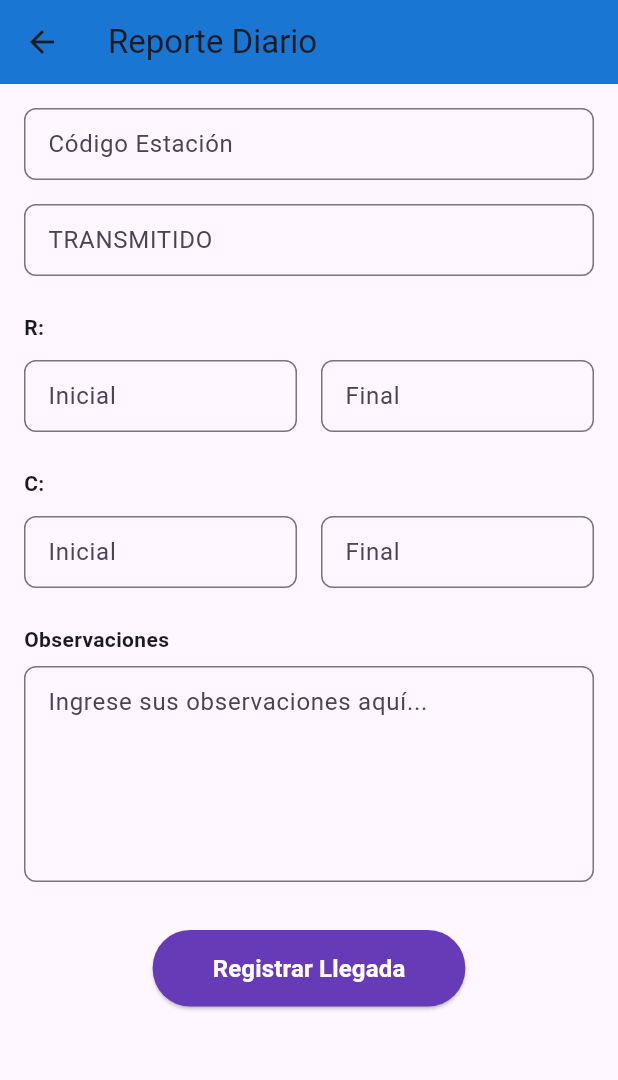
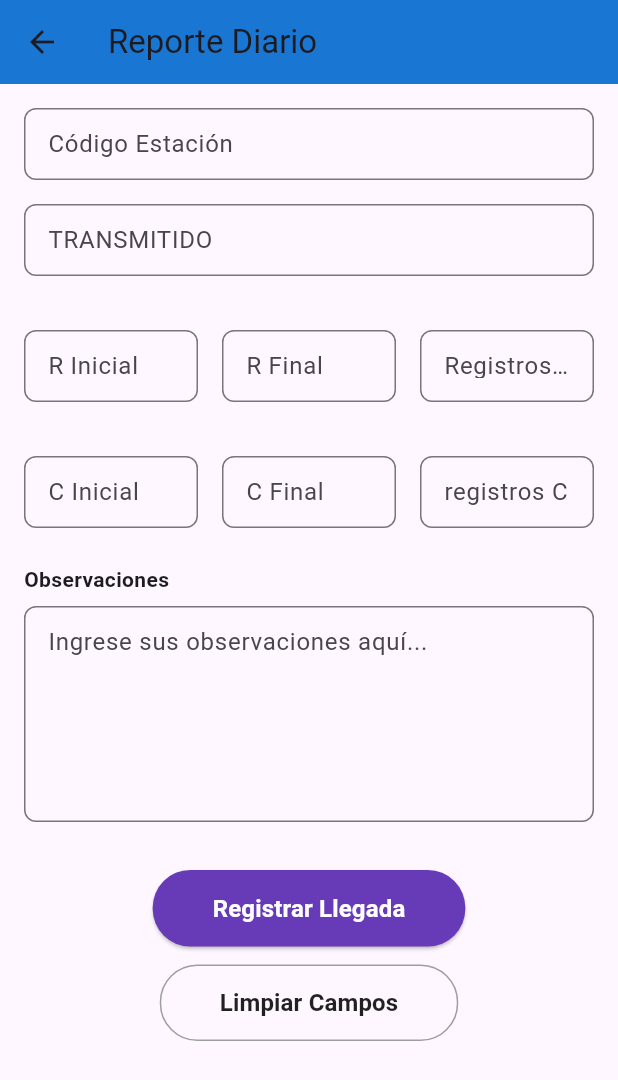
Before and after one commit to kamikase0/managerkey, a Flutter app: the ReporteDiarioView screen opened directly, on a phone screen of 412 x 824 dp. Shown: the top 1080 px of the screen. Run offline on Flutter 3.47's test engine with Material 3 defaults, Android fonts, the phone set to English and light mode, and no system bars; our stand-ins replace geolocator, shared_preferences, sqflite; accounts and stored records are empty.

Commit message:
contador de registros reporte operador

```diff
--- a/lib/main.dart
+++ b/lib/main.dart
@@ -1,4 +1,5 @@
 import 'package:flutter/material.dart';
+//import 'firebase_options.dart';
 import 'services/auth_service.dart';
 import 'views/login_page.dart';
 import 'views/home_page.dart';
--- a/lib/views/operador/reporte_view.dart
+++ b/lib/views/operador/reporte_view.dart
@@ -17,6 +17,11 @@ class _ReporteDiarioViewState extends State<ReporteDiarioView> {
   final TextEditingController _cInicialiController = TextEditingController();
   final TextEditingController _cFinalController = TextEditingController();
   final TextEditingController _observacionesController = TextEditingController();
+  final TextEditingController _rTotal = TextEditingController();
+  final TextEditingController _cTotal = TextEditingController();
+
+  double diferenciaR = 0;
+  double diferenciaC = 0;
 
   @override
   void dispose() {
@@ -27,6 +32,8 @@ class _ReporteDiarioViewState extends State<ReporteDiarioView> {
     _cInicialiController.dispose();
     _cFinalController.dispose();
     _observacionesController.dispose();
+    _rTotal.dispose();
+    _cTotal.dispose();
     super.dispose();
   }
 
@@ -73,7 +80,25 @@ class _ReporteDiarioViewState extends State<ReporteDiarioView> {
 
       // Limpiar formulario después de 3 segundos
       Future.delayed(const Duration(seconds: 3), () {
-        if (mounted) {
+        // if (mounted) {
+        //   _codigoEstacionController.clear();
+        //   _transmitidoController.clear();
+        //   _transmitidoController.clear();
+        //   _rInicialiController.clear();
+        //   _rFinalController.clear();
+        //   _cInicialiController.clear();
+        //   _cFinalController.clear();
+        //   _observacionesController.clear();
+        //   _cTotal.clear();
+        //   _rTotal.clear();
+        // }
+        // }
+      });
+    }
+  }
+
+  void _cleanFormulario(){
+    setState(() {
       _codigoEstacionController.clear();
       _transmitidoController.clear();
       _rInicialiController.clear();
@@ -81,11 +106,20 @@ class _ReporteDiarioViewState extends State<ReporteDiarioView> {
       _cInicialiController.clear();
       _cFinalController.clear();
       _observacionesController.clear();
+      _cTotal.clear();
+      _rTotal.clear();
+      // diferenciaC = null;
+      // diferenciaR = null;
+    });
+
+    ScaffoldMessenger.of(context).showSnackBar(
+      const SnackBar(
+        content: Text('Formulario limpiado'),
+        backgroundColor: Colors.blueGrey,
+        duration: Duration(seconds: 2),
+      )
+    );
   }
-      });
-    }
-  }
-
   @override
   Widget build(BuildContext context) {
     return Scaffold(
@@ -125,7 +159,7 @@ class _ReporteDiarioViewState extends State<ReporteDiarioView> {
                 controller: _transmitidoController,
                 decoration: InputDecoration(
                   labelText: 'TRANSMITIDO',
-                  hintText: '12:34',
+                  hintText: '12345',
                   border: OutlineInputBorder(
                     borderRadius: BorderRadius.circular(8),
                   ),
@@ -133,18 +167,13 @@ class _ReporteDiarioViewState extends State<ReporteDiarioView> {
                 ),
                 validator: (value) {
                   if (value == null || value.isEmpty) {
-                    return 'El horario es requerido';
+                    return 'El codigo de transmision es requerido';
                   }
                   return null;
                 },
               ),
               const SizedBox(height: 24),
-
               // Sección R (Recepción)
-              const Text(
-                'R:',
-                style: TextStyle(fontWeight: FontWeight.bold, fontSize: 14),
-              ),
               const SizedBox(height: 12),
               Row(
                 children: [
@@ -152,8 +181,8 @@ class _ReporteDiarioViewState extends State<ReporteDiarioView> {
                     child: TextFormField(
                       controller: _rInicialiController,
                       decoration: InputDecoration(
-                        labelText: 'Inicial',
-                        hintText: '02',
+                        labelText: 'R Inicial',
+                        hintText: '2',
                         border: OutlineInputBorder(
                           borderRadius: BorderRadius.circular(8),
                         ),
@@ -165,6 +194,8 @@ class _ReporteDiarioViewState extends State<ReporteDiarioView> {
                         }
                         return null;
                       },
+                      onChanged: (_) => _calcularDiferencia(),
+                      keyboardType: TextInputType.number,
                     ),
                   ),
                   const SizedBox(width: 16),
@@ -172,8 +203,8 @@ class _ReporteDiarioViewState extends State<ReporteDiarioView> {
                     child: TextFormField(
                       controller: _rFinalController,
                       decoration: InputDecoration(
-                        labelText: 'Final',
-                        hintText: '03',
+                        labelText: 'R Final',
+                        hintText: '32',
                         border: OutlineInputBorder(
                           borderRadius: BorderRadius.circular(8),
                         ),
@@ -185,6 +216,24 @@ class _ReporteDiarioViewState extends State<ReporteDiarioView> {
                         }
                         return null;
                       },
+                      onChanged: (_) => _calcularDiferencia(),
+                      keyboardType: TextInputType.number,
+                    ),
+                  ),
+                  const SizedBox(width: 16),
+                  Expanded(
+                    child: TextFormField(
+                      readOnly: true,
+                      controller: _rTotal,
+                      decoration: InputDecoration(
+                        labelText: 'Registros R',
+                        hintText: diferenciaR!.toString() ?? '',
+                        border: OutlineInputBorder(
+                          borderRadius: BorderRadius.circular(8),
+                        ),
+                        contentPadding: const EdgeInsets.symmetric(horizontal: 12, vertical: 10),
+                      ),
+                      validator: (_) => null,
                     ),
                   ),
                 ],
@@ -192,10 +241,6 @@ class _ReporteDiarioViewState extends State<ReporteDiarioView> {
               const SizedBox(height: 24),
 
               // Sección C (Cantidad)
-              const Text(
-                'C:',
-                style: TextStyle(fontWeight: FontWeight.bold, fontSize: 14),
-              ),
               const SizedBox(height: 12),
               Row(
                 children: [
@@ -203,8 +248,8 @@ class _ReporteDiarioViewState extends State<ReporteDiarioView> {
                     child: TextFormField(
                       controller: _cInicialiController,
                       decoration: InputDecoration(
-                        labelText: 'Inicial',
-                        hintText: '04',
+                        labelText: 'C Inicial',
+                        hintText: '4',
                         border: OutlineInputBorder(
                           borderRadius: BorderRadius.circular(8),
                         ),
@@ -216,6 +261,8 @@ class _ReporteDiarioViewState extends State<ReporteDiarioView> {
                         }
                         return null;
                       },
+                      keyboardType: TextInputType.number,
+                      onChanged: (_) => _calcularDiferencia(),
                     ),
                   ),
                   const SizedBox(width: 16),
@@ -223,8 +270,8 @@ class _ReporteDiarioViewState extends State<ReporteDiarioView> {
                     child: TextFormField(
                       controller: _cFinalController,
                       decoration: InputDecoration(
-                        labelText: 'Final',
-                        hintText: '05',
+                        labelText: 'C Final',
+                        hintText: '8',
                         border: OutlineInputBorder(
                           borderRadius: BorderRadius.circular(8),
                         ),
@@ -236,6 +283,23 @@ class _ReporteDiarioViewState extends State<ReporteDiarioView> {
                         }
                         return null;
                       },
+                      keyboardType: TextInputType.number,
+                      onChanged: (_) => _calcularDiferencia(),
+                    ),
+                  ),
+                  const SizedBox(width: 16),
+                  Expanded(
+                    child: TextFormField(
+                      controller: _cTotal,
+                      decoration: InputDecoration(
+                        labelText: 'registros C',
+                        hintText: '10',
+                        border: OutlineInputBorder(
+                          borderRadius: BorderRadius.circular(8),
+                        ),
+                        contentPadding: const EdgeInsets.symmetric(horizontal: 12, vertical: 10),
+                      ),
+                      validator: (value) => null,
                     ),
                   ),
                 ],
@@ -263,7 +327,9 @@ class _ReporteDiarioViewState extends State<ReporteDiarioView> {
 
               // Botón Registrar
               Center(
-                child: ElevatedButton(
+                child: Column(
+                  children: [
+                    ElevatedButton(
                       onPressed: _enviarReporte,
                       style: ElevatedButton.styleFrom(
                         backgroundColor: Colors.deepPurple,
@@ -281,6 +347,27 @@ class _ReporteDiarioViewState extends State<ReporteDiarioView> {
                         ),
                       ),
                     ),
+                    const SizedBox(height: 12),
+                    OutlinedButton(
+                      onPressed: _cleanFormulario,
+                      style: OutlinedButton.styleFrom(
+                        padding: const EdgeInsets.symmetric(horizontal: 40, vertical: 14),
+                        side: const BorderSide(color: Colors.grey),
+                        shape: RoundedRectangleBorder(
+                          borderRadius: BorderRadius.circular(25),
+                        ),
+                      ),
+                      child: const Text(
+                        'Limpiar Campos',
+                        style: TextStyle(
+                          color: Colors.black87,
+                          fontSize: 16,
+                          fontWeight: FontWeight.bold,
+                        ),
+                      ),
+                    ),
+                  ],
+                ),
               ),
             ],
           ),
@@ -288,4 +375,63 @@ class _ReporteDiarioViewState extends State<ReporteDiarioView> {
       ),
     );
   }
+
+
+    // final TextEditingController _inicialController = TextEditingController();
+    // final TextEditingController _finalController = TextEditingController();
+
+    String _mensajeError = '';
+    double? _diferencia;
+
+    void _calcularDiferencia() {
+      // --- Para R (recepción) ---
+      final rInicial = int.tryParse(_rInicialiController.text);
+      final rFinal = int.tryParse(_rFinalController.text);
+
+      if (rInicial != null && rFinal != null) {
+        if (rFinal >= rInicial) {
+          setState(() {
+            diferenciaR = (rFinal - rInicial) + 1;
+            _rTotal.text = diferenciaR!.toString();
+          });
+        } else {
+          // si final < inicial, limpia y muestra error
+          setState(() {
+            _rTotal.clear();
+            ScaffoldMessenger.of(context).showSnackBar(
+              const SnackBar(
+                content: Text('El valor final de R debe ser mayor o igual que el inicial'),
+                backgroundColor: Colors.red,
+                duration: Duration(seconds: 3),
+              ),
+            );
+          });
         }
+      }
+
+      // --- Para C (cantidad) ---
+      final cInicial = int.tryParse(_cInicialiController.text);
+      final cFinal = int.tryParse(_cFinalController.text);
+
+      if (cInicial != null && cFinal != null) {
+        if (cFinal >= cInicial) {
+          setState(() {
+            diferenciaC = (cFinal - cInicial) + 1;
+            _cTotal.text = diferenciaC!.toString();
+          });
+        } else {
+          setState(() {
+            _cTotal.clear();
+            ScaffoldMessenger.of(context).showSnackBar(
+              const SnackBar(
+                content: Text('El valor final de C debe ser mayor o igual que el inicial'),
+                backgroundColor: Colors.red,
+                duration: Duration(seconds: 4),
+              ),
+            );
+          });
+        }
+      }
+    }
+
+}
--- a/lib/widgets/sidebar.dart
+++ b/lib/widgets/sidebar.dart
@@ -19,7 +19,7 @@ class Sidebar extends StatelessWidget {
         {'id': 'operador', 'label': 'Vista Operador', 'icon': Icons.dashboard},
         {'id': 'salida_ruta', 'label': 'Salida de Ruta', 'icon': Icons.exit_to_app},
         {'id': 'llegada_ruta', 'label': 'Llegada de Ruta', 'icon': Icons.flag},
-        {'id': 'reporte_diario', 'label': 'Registrar Reporte', 'icon': Icons.add_circle}
+        {'id': 'reporte_diario', 'label': 'Registrar Reporte', 'icon': Icons.add_chart}
       ],
       'soporte': [
         {'id': 'soporte', 'label': 'Vista Soporte', 'icon': Icons.support}
--- a/pubspec.yaml
+++ b/pubspec.yaml
@@ -37,6 +37,7 @@ dependencies:
   path: ^1.8.3
   geolocator: ^11.0.1
   http: ^1.1.0
+  cloud_firestore: ^4.17.5
 
 #  firebase_core: ^2.24.0
 #  firebase_auth: ^4.14.0
```
Also changed, not shown: pubspec.lock, 3 other files. Lines whose indentation alone changed are shown as unchanged.
